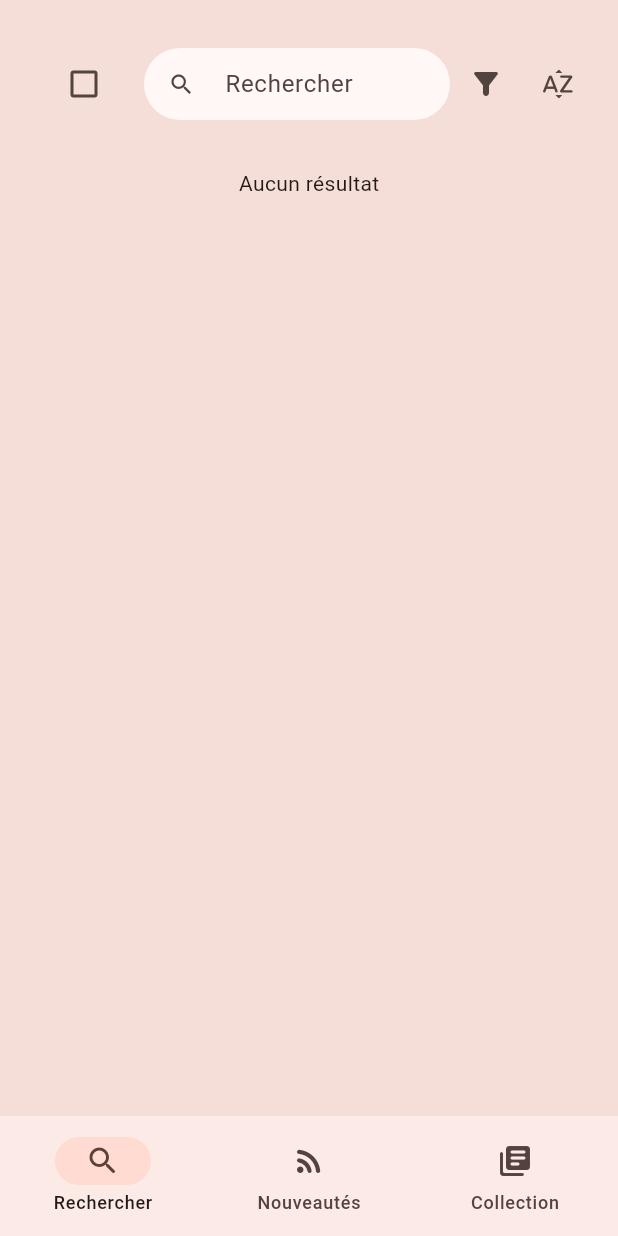
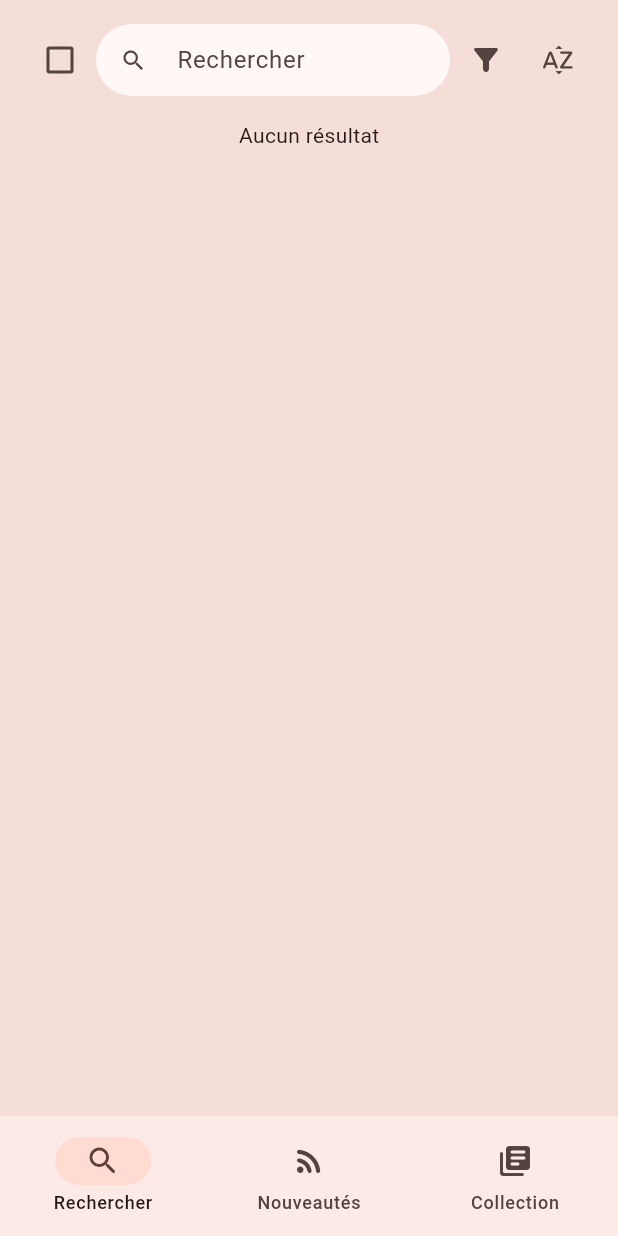
Before and after one commit to cs3991/research_assistant, a Flutter app: the screen it shows after launch, on a phone screen of 412 x 824 dp. Run offline on Flutter 3.47's test engine with Material 2 defaults, Android fonts, the phone set to English and light mode, and no system bars; our stand-ins replace bloc, flutter_bloc; generated files the repository leaves out were written again.

Commit message:
phone layout tweaks

```diff
--- a/lib/layout/view/layout_navigation.dart
+++ b/lib/layout/view/layout_navigation.dart
@@ -14,7 +14,15 @@ class LayoutNavigation extends StatelessWidget {
   Widget build(BuildContext context) {
     return BlocBuilder<LayoutCubit, LayoutState>(
       builder: (context, layoutState) {
-        return BlocBuilder<PhoneScreenCubit, bool>(
+        return WillPopScope(
+          onWillPop: () async {
+            if (layoutState.stack.length <= 1) {
+              return true;
+            }
+            context.read<LayoutCubit>().pop(fromIndex: layoutState.stack.length - 1);
+            return false;
+          },
+          child: BlocBuilder<PhoneScreenCubit, bool>(
             builder: (context, isPhoneScreen) {
               if (!isPhoneScreen) {
                 return Scrollbar(
@@ -51,6 +59,7 @@ class LayoutNavigation extends StatelessWidget {
                 );
               }
             },
+          ),
         );
       },
     );
--- a/lib/layout/view/navigation.dart
+++ b/lib/layout/view/navigation.dart
@@ -1,4 +1,5 @@
 import 'package:flutter/material.dart';
+import 'package:flutter/services.dart';
 import 'package:flutter_bloc/flutter_bloc.dart';
 import 'package:research_assistant/collection/view/collection.dart';
 import 'package:research_assistant/layout/cubit/layout_cubit.dart';
@@ -13,9 +14,28 @@ class NavigationPage extends StatelessWidget {
 
   @override
   Widget build(BuildContext context) {
-    return Scaffold(
-      body: SafeArea(
-        child: MultiBlocProvider(
+    // SystemChrome.setSystemUIOverlayStyle(
+    //   SystemUiOverlayStyle(
+    //     // statusBarColor: Theme.of(context).colorScheme.secondaryContainer,
+    //     statusBarColor: Colors.transparent,
+    //     // systemNavigationBarColor: Theme.of(context).colorScheme.
+    //     systemNavigationBarColor: Colors.transparent,
+    //   ),
+    // );
+    return AnnotatedRegion(
+      value: SystemUiOverlayStyle(
+        // statusBarColor: Theme.of(context).colorScheme.secondaryContainer,
+        statusBarColor: Colors.transparent,
+        systemNavigationBarColor: ElevationOverlay.applySurfaceTint(
+          Theme.of(context).colorScheme.surface,
+          Theme.of(context).colorScheme.surfaceTint,
+          3,
+        ),
+        statusBarIconBrightness: Brightness.dark, // todo : brightness
+        // systemNavigationBarColor: Colors.transparent,
+      ),
+      child: Scaffold(
+        body: MultiBlocProvider(
           providers: [
             BlocProvider(create: (context) => NavigationCubit()),
             BlocProvider(create: (context) => SearchCubit()),
@@ -65,7 +85,12 @@ class NavigationPage extends StatelessWidget {
                             Expanded(
                               child: navigationBody,
                             ),
-                            NavigationBar(
+                            Builder(builder: (BuildContext context) {
+                              final NavigationBarThemeData currentNavBarTheme =
+                                  NavigationBarTheme.of(context);
+                              return MediaQuery(
+                                data: MediaQuery.of(context).removePadding(removeTop: true),
+                                child: NavigationBar(
                                   destinations: const [
                                     NavigationDestination(
                                       icon: Icon(Icons.search_rounded),
@@ -84,6 +109,8 @@ class NavigationPage extends StatelessWidget {
                                   onDestinationSelected: (int newIndex) =>
                                       BlocProvider.of<NavigationCubit>(context).showTabWithIndex(newIndex),
                                 ),
+                              );
+                            }),
                           ],
                         );
                       }
--- a/lib/search/view/search.dart
+++ b/lib/search/view/search.dart
@@ -21,8 +21,13 @@ class Search extends StatelessWidget {
             constraints: BoxConstraints(
               maxWidth: isPhoneScreen ? double.infinity : 500,
             ),
-            padding: const EdgeInsets.all(16),
-            child: const Column(
+            padding: const EdgeInsets.only(
+              top: 16,
+              left: 16,
+              right: 16,
+            ),
+            child: const SafeArea(
+              child: Column(
                 children: [
                   SearchField(),
                   SizedBox(
@@ -32,6 +37,7 @@ class Search extends StatelessWidget {
                 ],
               ),
             ),
+          ),
         );
       },
     );
--- a/lib/search/view/search_field.dart
+++ b/lib/search/view/search_field.dart
@@ -9,13 +9,10 @@ class SearchField extends StatelessWidget {
   Widget build(BuildContext context) {
     return Row(
       children: [
-        Padding(
-          padding: const EdgeInsets.all(16),
-          child: Checkbox(
-            value: false,
-            activeColor: Theme.of(context).colorScheme.onSurfaceVariant,
-            onChanged: (bool? value) {},
-          ),
+        Checkbox(
+          value: false,
+          activeColor: Theme.of(context).colorScheme.onSurfaceVariant,
+          onChanged: (bool? value) {},
         ),
         Expanded(
           child: TextField(
```
Also changed, not shown: lib/publication_details/view/publication_details.dart (+25 -3 lines). Lines whose indentation alone changed are shown as unchanged.
